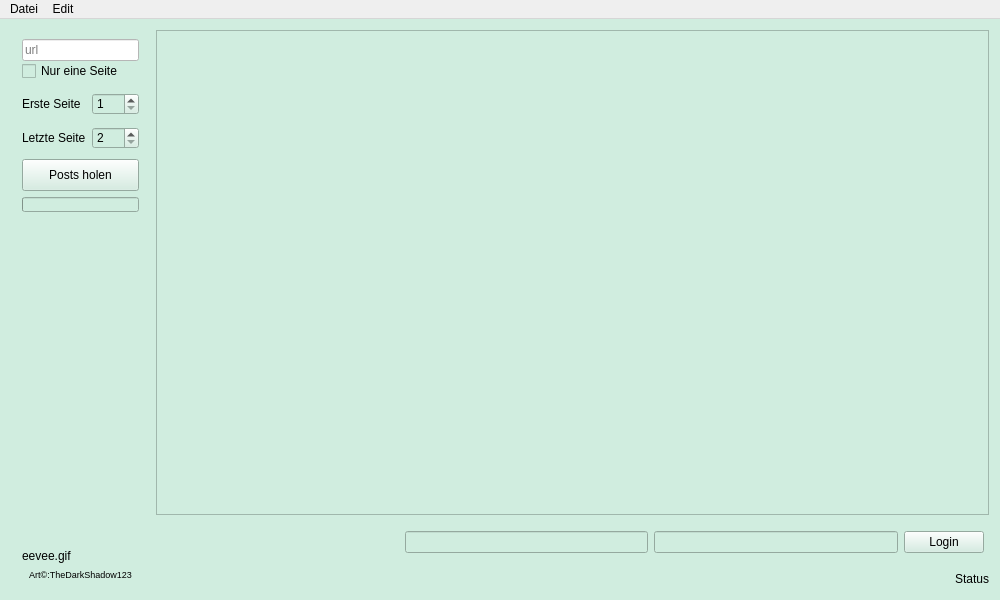
The window that mainwindow.ui (DasEvoli/RSH_Tool) describes before a commit, drawn with Qt 5.
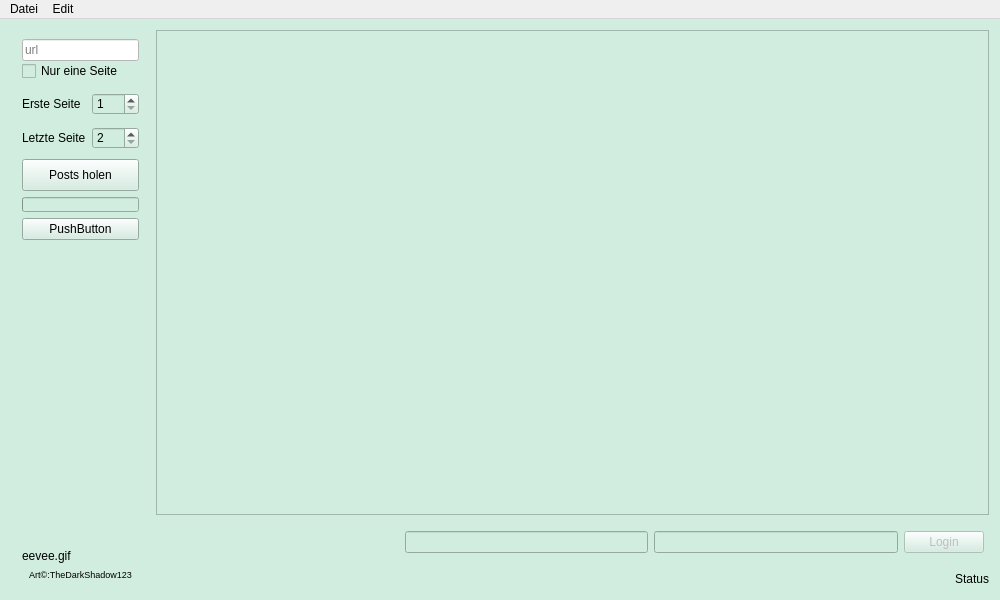
The same window after the commit.

Patch:
```diff
--- a/mainwindow.ui
+++ b/mainwindow.ui
@@ -41,7 +41,7 @@
         <height>0</height>
        </size>
       </property>
-      <layout class="QVBoxLayout" name="verticalLayout" stretch="0,0,0,0,0">
+      <layout class="QVBoxLayout" name="verticalLayout" stretch="0,0,0,0,0,0">
        <property name="spacing">
         <number>6</number>
        </property>
@@ -217,6 +217,13 @@
          </property>
         </widget>
        </item>
+       <item>
+        <widget class="QPushButton" name="testButton">
+         <property name="text">
+          <string>PushButton</string>
+         </property>
+        </widget>
+       </item>
        <item>
         <spacer name="verticalSpacer">
          <property name="orientation">
@@ -352,6 +359,9 @@
         </item>
         <item>
          <widget class="QPushButton" name="loginActionButton">
+          <property name="enabled">
+           <bool>false</bool>
+          </property>
           <property name="text">
            <string>Login</string>
           </property>
```
Left out of the diff: 2 changed lines with no effect on the pictures.
